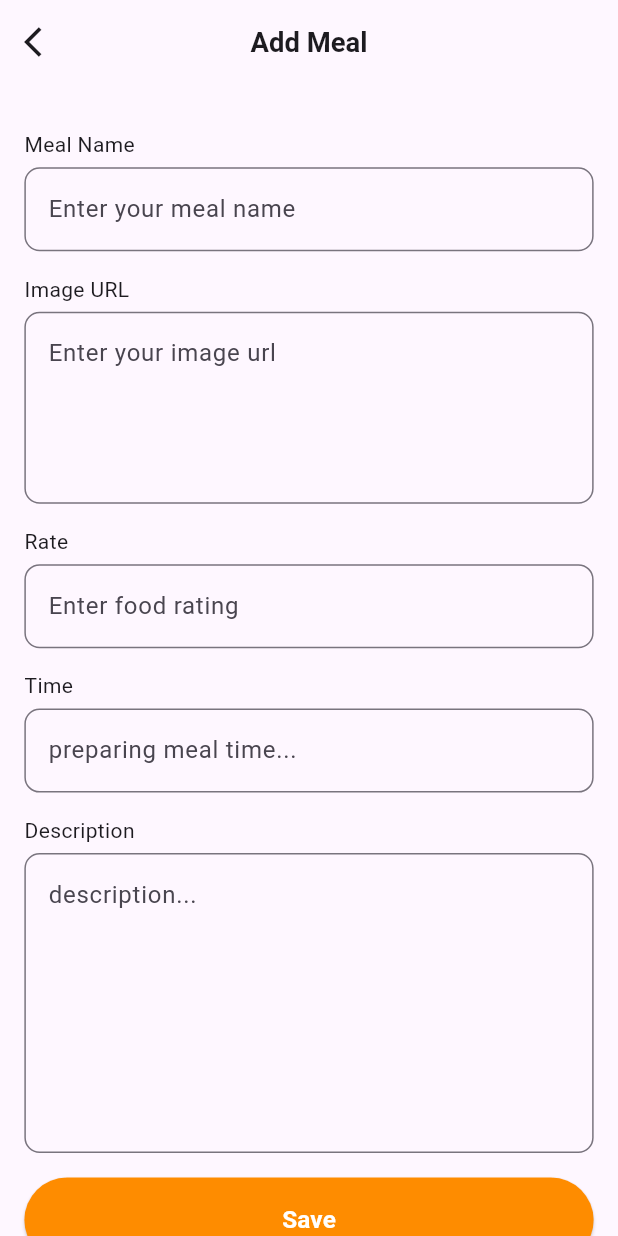
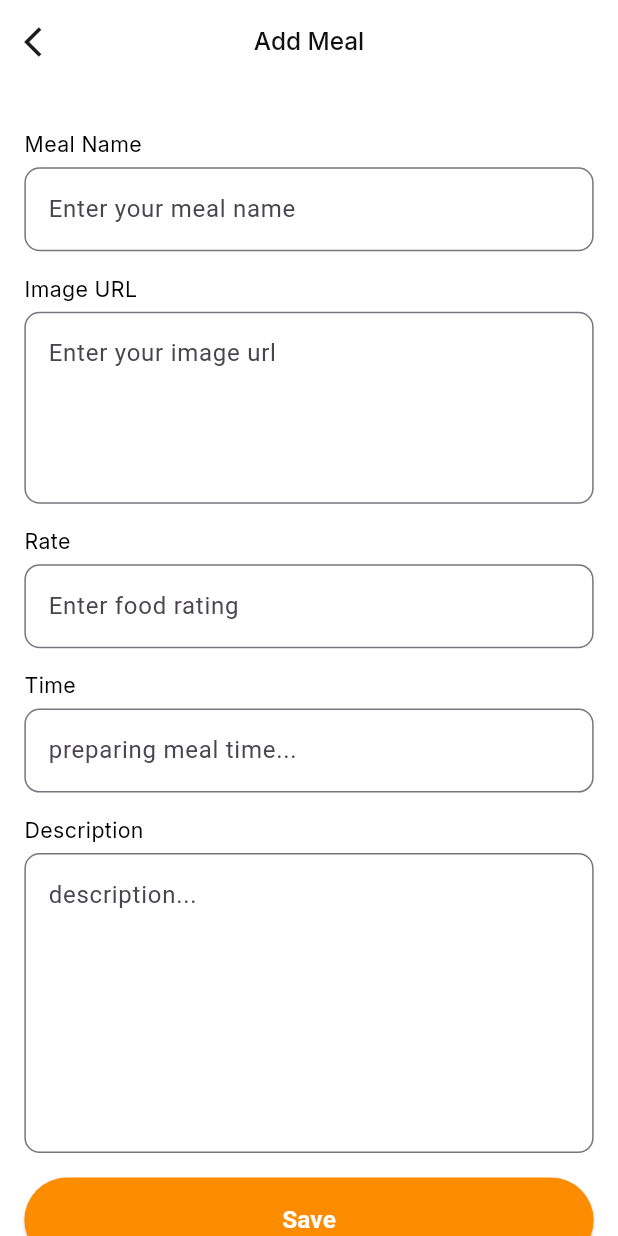
Before and after one commit to Abdallah-Alqiran/Meals-App, a Flutter app: the AddMealScreen screen opened by its route, on a phone screen of 412 x 824 dp. Run offline on Flutter 3.47's test engine with Material 3 defaults, Android fonts, the phone set to English and light mode, and no system bars; our stand-ins replace cached_network_image, carousel_slider, dots_indicator, flutter_screenutil, flutter_svg, go_router and 4 more; accounts and stored records are empty.

Commit message:
refactor home and add screens

```diff
--- a/lib/core/app_assets/app_assets.dart
+++ b/lib/core/app_assets/app_assets.dart
@@ -2,4 +2,7 @@ class AppAssets {
   static const imagesPNGPath = "assets/png/";
   static const String onBoardingImage = '${imagesPNGPath}food_background.png';
   static const String backgroundImage = '${imagesPNGPath}home_background.png';
+
+  static const imagesSvgPath = "assets/svg/";
+  static const backImage = "${imagesSvgPath}back.svg";
 }
--- a/lib/features/home/screens/add_meal_screen.dart
+++ b/lib/features/home/screens/add_meal_screen/add_meal_screen.dart
@@ -1,12 +1,13 @@
 import 'package:flutter/material.dart';
 import 'package:flutter_screenutil/flutter_screenutil.dart';
 import 'package:go_router/go_router.dart';
+import 'package:meals_app/core/utils/app_color.dart';
+import 'package:meals_app/core/utils/app_text_styles.dart';
 import 'package:meals_app/core/widgets/primary_button_widget.dart';
 import 'package:meals_app/features/home/data/dp_helper/db_helper.dart';
 import 'package:meals_app/features/home/data/model/meal_model.dart';
+import 'package:meals_app/features/home/screens/add_meal_screen/widgets/custom_text_form_field.dart';
 import 'package:meals_app/routes/app_routes.dart';
-
-import '../../../core/utils/app_color.dart';
 
 class AddMealScreen extends StatefulWidget {
   const AddMealScreen({super.key});
@@ -26,14 +27,13 @@ class _AddMealScreenState extends State<AddMealScreen> {
 
   final GlobalKey<FormState> key = GlobalKey();
 
+  bool isLoading = false;
+
   @override
   Widget build(BuildContext context) {
     return Scaffold(
       appBar: AppBar(
-        title: Text(
-          'Add Meal',
-          style: TextStyle(fontWeight: FontWeight.bold, fontSize: 18.sp),
-        ),
+        title: Text('Add Meal', style: AppTextStyles.black16Medium),
         centerTitle: true,
         leading: IconButton(
           onPressed: () {
@@ -53,28 +53,29 @@ class _AddMealScreenState extends State<AddMealScreen> {
                 crossAxisAlignment: CrossAxisAlignment.start,
                 children: [
                   SizedBox(height: 15.h),
-                  customTextFormField(
+                  CustomTextFormField(
                     title: 'Meal Name',
                     hintText: 'Enter your meal name',
                     controller: nameController,
                   ),
-                  customTextFormField(
+                  CustomTextFormField(
                     title: 'Image URL',
                     hintText: 'Enter your image url',
                     controller: imageUrlController,
                     maxLines: 4,
                   ),
-                  customTextFormField(
+                  CustomTextFormField(
                     title: 'Rate',
                     hintText: 'Enter food rating',
                     controller: rateController,
+                    keyboardType: TextInputType.number,
                   ),
-                  customTextFormField(
+                  CustomTextFormField(
                     title: 'Time',
                     hintText: 'preparing meal time...',
                     controller: timeController,
                   ),
-                  customTextFormField(
+                  CustomTextFormField(
                     title: 'Description',
                     hintText: 'description...',
                     controller: descriptionController,
@@ -87,7 +88,10 @@ class _AddMealScreenState extends State<AddMealScreen> {
                       buttonText: "Save",
                       onPress: () {
                         if (key.currentState!.validate()) {
-                          dbHelper.insert(
+                          isLoading = true;
+                          setState(() {});
+                          dbHelper
+                              .insert(
                                 MealModel(
                                   imageUrl: imageUrlController.text,
                                   name: nameController.text,
@@ -97,14 +101,25 @@ class _AddMealScreenState extends State<AddMealScreen> {
                                 ),
                               )
                               .then((value) {
-                                GoRouter.of(context).pushReplacementNamed(
-                                  AppRoutes.homeScreen,
-                                );
+                                isLoading = false;
+                                if (!context.mounted) return;
+                                GoRouter.of(
+                                  context,
+                                ).pushReplacementNamed(AppRoutes.homeScreen);
                               });
                         }
                       },
                     ),
                   ),
+                  SizedBox(height: 10.sp),
+                  isLoading == true
+                      ? const Center(
+                        child: CircularProgressIndicator(
+                          color: AppColor.primaryColor,
+                        ),
+                      )
+                      : Container(),
+                  SizedBox(height: 64.sp),
                 ],
               ),
             ),
@@ -114,7 +129,6 @@ class _AddMealScreenState extends State<AddMealScreen> {
     );
   }
 
-  // to kill controllers when the screen dead
   @override
   void dispose() {
     nameController.dispose();
@@ -125,40 +139,3 @@ class _AddMealScreenState extends State<AddMealScreen> {
     super.dispose();
   }
 }
-
-Widget customTextFormField({
-  required String title,
-  required String hintText,
-  required TextEditingController controller,
-  int maxLines = 1,
-}) {
-  return Column(
-    crossAxisAlignment: CrossAxisAlignment.start,
-    children: [
-      SizedBox(height: 15.h),
-      Text(title),
-      SizedBox(height: 5.h),
-      TextFormField(
-        controller: controller,
-        maxLines: maxLines,
-        validator: (text) {
-          if (text!.isEmpty) {
-            return 'You should add text';
-          }
-          return null;
-        },
-        decoration: InputDecoration(
-          hintText: hintText,
-          border: OutlineInputBorder(
-            borderRadius: BorderRadius.circular(10.r),
-            borderSide: const BorderSide(color: AppColor.borderColor),
-          ),
-          focusedBorder: OutlineInputBorder(
-            borderRadius: BorderRadius.circular(10.r),
-            borderSide: const BorderSide(color: AppColor.primaryColor),
-          ),
-        ),
-      ),
-    ],
-  );
-}
--- /dev/null
+++ b/lib/features/home/screens/add_meal_screen/widgets/custom_text_form_field.dart
@@ -0,0 +1,47 @@
+import 'package:flutter/material.dart';
+import 'package:flutter_screenutil/flutter_screenutil.dart';
+import 'package:meals_app/core/utils/app_color.dart';
+import 'package:meals_app/core/utils/app_text_styles.dart';
+
+class CustomTextFormField extends StatelessWidget {
+  final String title;
+  final String hintText;
+  final TextEditingController controller;
+  final int maxLines;
+  final TextInputType keyboardType;
+  const CustomTextFormField({super.key, required this.title, required this.hintText, required this.controller, this.maxLines = 1, this.keyboardType = TextInputType.text});
+
+  @override
+  Widget build(BuildContext context) {
+    return Column(
+    crossAxisAlignment: CrossAxisAlignment.start,
+    children: [
+      SizedBox(height: 15.h),
+      Text(title, style: AppTextStyles.grey14Regular.copyWith(color: Colors.black),),
+      SizedBox(height: 5.h),
+      TextFormField(
+        controller: controller,
+        maxLines: maxLines,
+        keyboardType: keyboardType,
+        validator: (text) {
+          if (text!.isEmpty) {
+            return 'You should add text';
+          }
+          return null;
+        },
+        decoration: InputDecoration(
+          hintText: hintText,
+          border: OutlineInputBorder(
+            borderRadius: BorderRadius.circular(10.r),
+            borderSide: const BorderSide(color: AppColor.borderColor),
+          ),
+          focusedBorder: OutlineInputBorder(
+            borderRadius: BorderRadius.circular(10.r),
+            borderSide: const BorderSide(color: AppColor.primaryColor),
+          ),
+        ),
+      ),
+    ],
+  );
+  }
+}
--- a/lib/features/home/screens/home_screen/home_screen.dart
+++ b/lib/features/home/screens/home_screen/home_screen.dart
@@ -1,13 +1,9 @@
-import 'package:cached_network_image/cached_network_image.dart';
 import 'package:flutter/material.dart';
 import 'package:flutter_screenutil/flutter_screenutil.dart';
-import 'package:go_router/go_router.dart';
-import 'package:meals_app/core/utils/app_color.dart';
 import 'package:meals_app/features/home/data/dp_helper/db_helper.dart';
 import 'package:meals_app/features/home/screens/home_screen/widgets/custom_floating_action_button.dart';
 import 'package:meals_app/features/home/screens/home_screen/widgets/custom_food_widget.dart';
 import 'package:meals_app/features/home/screens/home_screen/widgets/custom_top_home_widget.dart';
-import 'package:meals_app/routes/app_routes.dart';
 
 class HomeScreen extends StatefulWidget {
   const HomeScreen({super.key});
--- a/lib/features/home/screens/home_screen/widgets/custom_food_item_widget.dart
+++ b/lib/features/home/screens/home_screen/widgets/custom_food_item_widget.dart
@@ -88,6 +88,5 @@ class CustomFoodItemWidget extends StatelessWidget {
         ),
       ),
     );
-    ;
   }
 }
--- a/lib/features/home/screens/home_screen/widgets/custom_food_widget.dart
+++ b/lib/features/home/screens/home_screen/widgets/custom_food_widget.dart
@@ -1,12 +1,8 @@
-import 'package:cached_network_image/cached_network_image.dart';
 import 'package:flutter/material.dart';
 import 'package:flutter_screenutil/flutter_screenutil.dart';
-import 'package:go_router/go_router.dart';
 import 'package:meals_app/core/utils/app_color.dart';
-import 'package:meals_app/core/utils/app_text_styles.dart';
 import 'package:meals_app/features/home/data/dp_helper/db_helper.dart';
 import 'package:meals_app/features/home/screens/home_screen/widgets/custom_food_item_widget.dart';
-import 'package:meals_app/routes/app_routes.dart';
 
 class CustomFoodWidget extends StatelessWidget {
   final DatabaseHelper dbHelper;
--- a/lib/routes/router_generator.dart
+++ b/lib/routes/router_generator.dart
@@ -3,7 +3,7 @@ import 'package:go_router/go_router.dart';
 import 'package:meals_app/features/auth/onboarding/onboarding_screen.dart';
 import 'package:meals_app/features/auth/splash_screen.dart';
 import 'package:meals_app/features/home/data/model/meal_model.dart';
-import 'package:meals_app/features/home/screens/add_meal_screen.dart';
+import 'package:meals_app/features/home/screens/add_meal_screen/add_meal_screen.dart';
 import 'package:meals_app/features/home/screens/home_screen/home_screen.dart';
 import 'package:meals_app/features/home/screens/meals_details_screen.dart';
 import 'package:meals_app/routes/app_routes.dart';
```
Also changed, not shown: lib/features/home/screens/meals_details_screen.dart (+46 -25 lines), lib/main.dart (+7 -0 lines).
